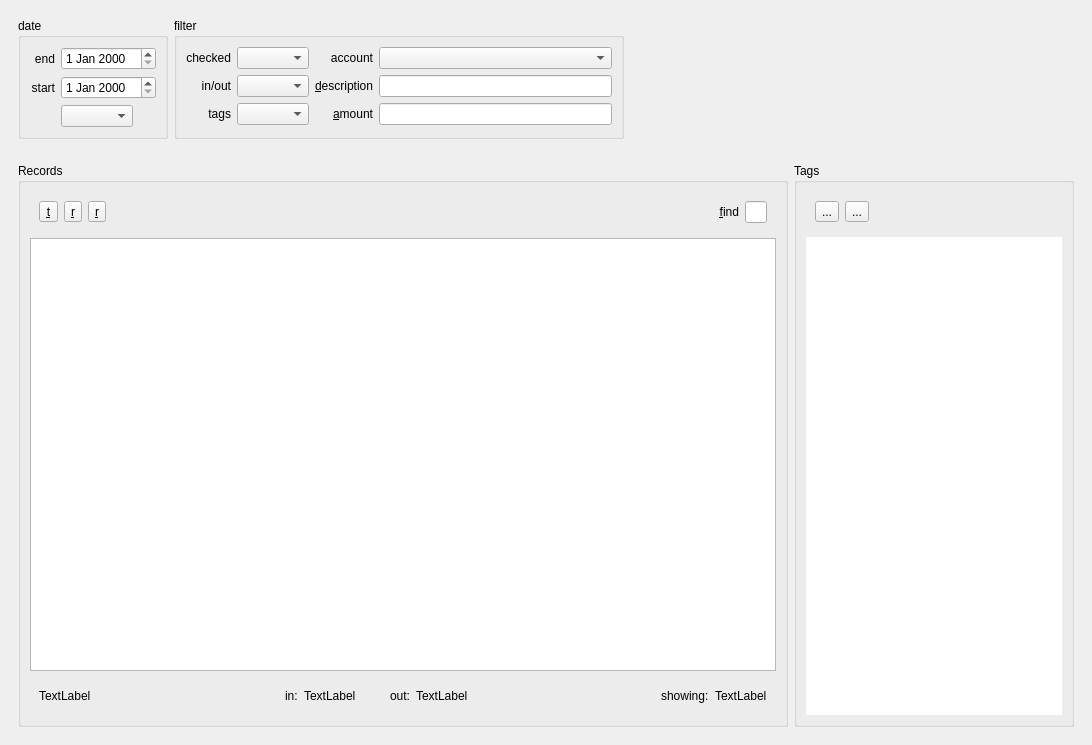
This is ui/pydosh.ui in innerhippy/pydosh as Qt 5 draws it before an edit. The edited form follows.
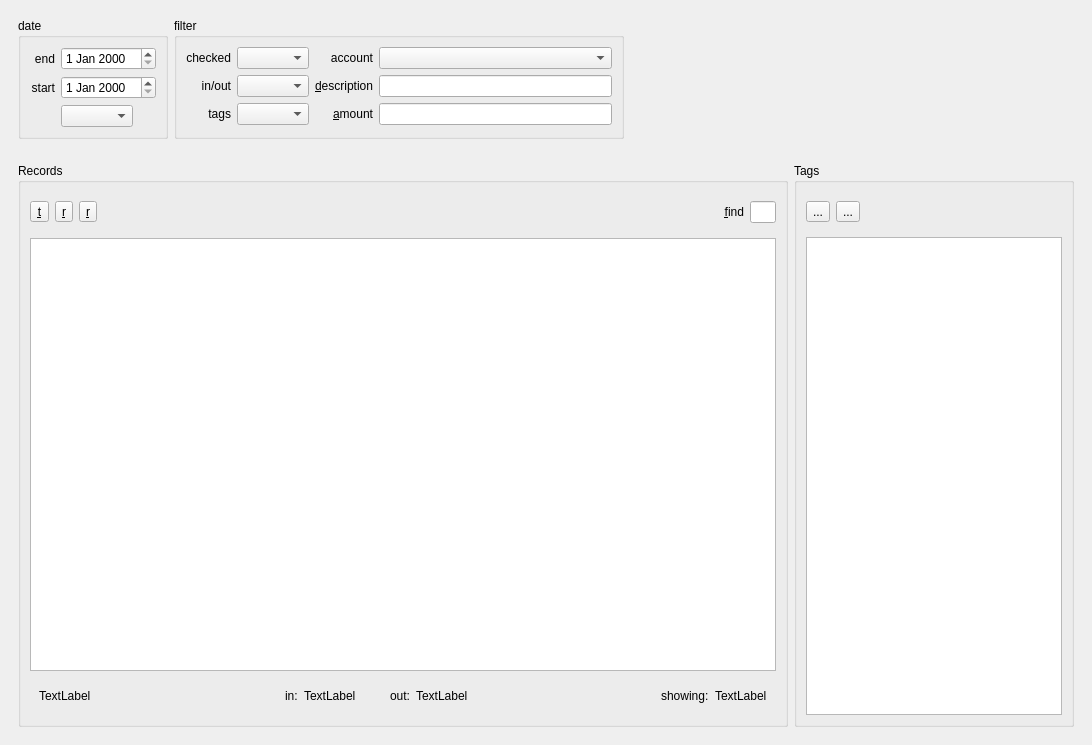
This is the edited form. Icons and pictures are not drawn. Custom widgets are drawn as their Qt base class.

```diff
--- a/ui/pydosh.ui
+++ b/ui/pydosh.ui
@@ -13,7 +13,7 @@
   <property name="windowTitle">
    <string>pydosh</string>
   </property>
-  <widget class="QWidget" name="centralwidget">
+  <widget class="QWidget" name="widget_6">
    <layout class="QGridLayout" name="gridLayout_4">
     <item row="0" column="0">
      <widget class="QWidget" name="widget_3" native="true">
@@ -284,7 +284,13 @@
          <layout class="QVBoxLayout" name="verticalLayout">
           <item>
            <widget class="QWidget" name="widget" native="true">
-            <layout class="QHBoxLayout" name="horizontalLayout_2">
+            <layout class="QHBoxLayout" name="_4">
+             <property name="leftMargin">
+              <number>0</number>
+             </property>
+             <property name="rightMargin">
+              <number>0</number>
+             </property>
              <item>
               <widget class="QToolButton" name="toggleCheckButton">
                <property name="toolTip">
@@ -511,10 +517,10 @@
          </property>
          <layout class="QVBoxLayout" name="verticalLayout_2">
           <item>
-           <widget class="QWidget" name="widget_6" native="true">
+           <widget class="QWidget" name="widget_2" native="true">
             <layout class="QHBoxLayout" name="horizontalLayout">
-             <property name="margin">
-              <number>9</number>
+             <property name="leftMargin">
+              <number>0</number>
              </property>
              <item>
               <widget class="QToolButton" name="addTagButton">
@@ -562,9 +568,6 @@
               <verstretch>0</verstretch>
              </sizepolicy>
             </property>
-            <property name="frameShape">
-             <enum>QFrame::NoFrame</enum>
-            </property>
            </widget>
           </item>
          </layout>
```
Left out of the diff: 4 changed lines with no effect on the pictures.
